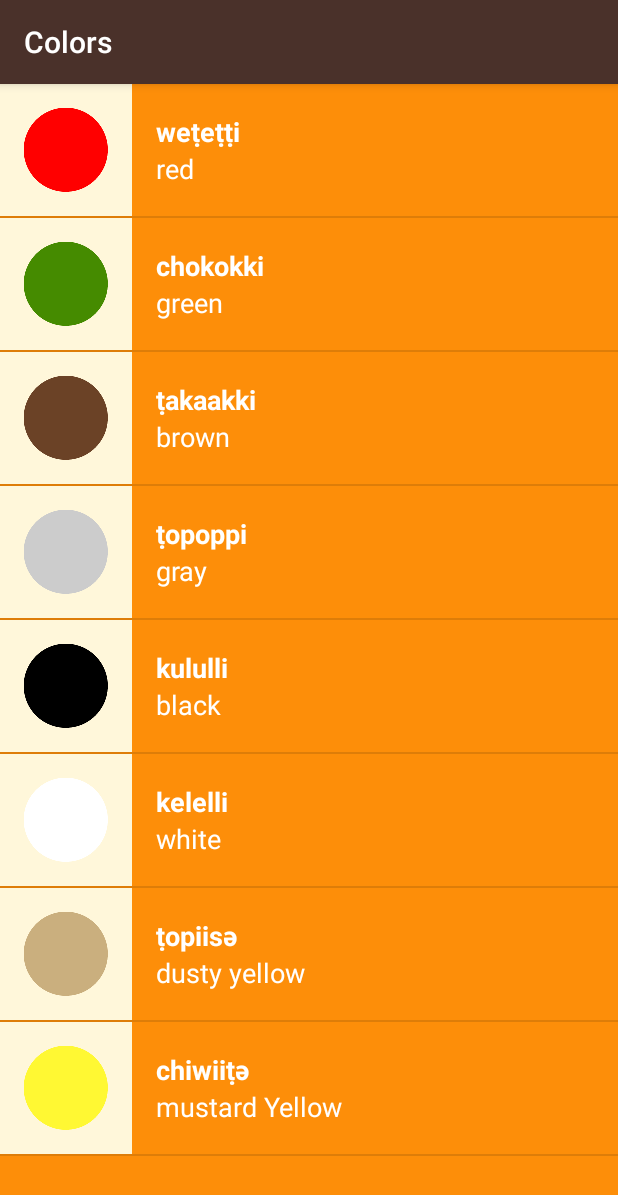
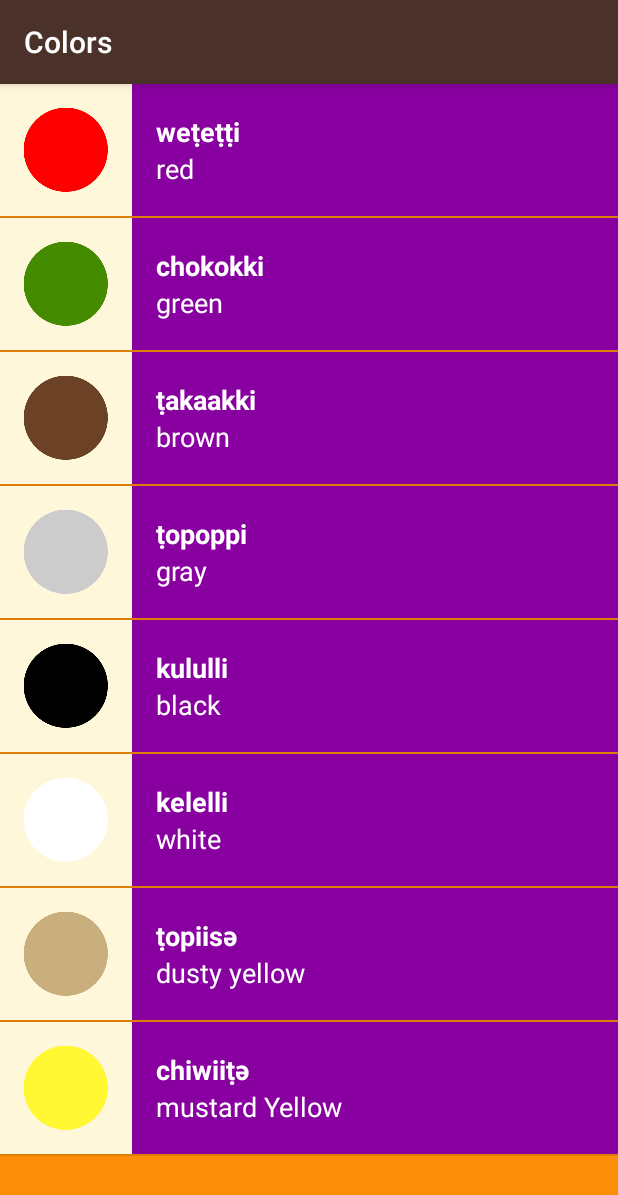
Before and after one commit to bibekthapa/MIWOK, an Android app: the ColorsActivity screen opened directly, with no data from a screen before it, on a phone screen of 412 x 824 dp. Shown: the top 1195 px of the screen. Run offline under Robolectric (Android 15) with nearby library versions, the phone set to English and light mode, and no system bars.

Commit message:
Assigned the color for each activity in word Adapter

```diff
--- a/app/src/main/java/com/example/android/miwok/ColorsActivity.java
+++ b/app/src/main/java/com/example/android/miwok/ColorsActivity.java
@@ -22,7 +22,7 @@ public class ColorsActivity extends AppCompatActivity {
         words.add(new Word("dusty yellow","ṭopiisә",R.drawable.color_dusty_yellow));
         words.add(new Word("mustard Yellow","chiwiiṭә",R.drawable.color_mustard_yellow));
 
-        WordAdapter wordAdapter=new WordAdapter(this,words);
+        WordAdapter wordAdapter=new WordAdapter(this,words,R.color.category_colors);
         ListView listView=(ListView)findViewById(R.id.list);
         listView.setAdapter(wordAdapter);
 
--- a/app/src/main/java/com/example/android/miwok/FamilyActivity.java
+++ b/app/src/main/java/com/example/android/miwok/FamilyActivity.java
@@ -24,7 +24,7 @@ public class FamilyActivity extends AppCompatActivity {
         words.add(new Word("grandmother","ama",R.drawable.family_grandmother));
         words.add(new Word("grandfather","paapa",R.drawable.family_grandfather));
 
-        WordAdapter wordAdapterFamily=new WordAdapter(this,words);
+        WordAdapter wordAdapterFamily=new WordAdapter(this,words,R.color.category_family);
         ListView listView=(ListView)findViewById(R.id.list);
         listView.setAdapter(wordAdapterFamily);
 
--- a/app/src/main/java/com/example/android/miwok/NumbersActivity.java
+++ b/app/src/main/java/com/example/android/miwok/NumbersActivity.java
@@ -32,7 +32,7 @@ public class NumbersActivity extends AppCompatActivity {
         words.add(new Word("nine", "wo’e",R.drawable.number_nine));
         words.add(new Word("ten", "na’aacha",R.drawable.number_ten));
 
-      WordAdapter adapter=new WordAdapter(this,words);
+      WordAdapter adapter=new WordAdapter(this,words,R.color.category_numbers);
         ListView listView=(ListView)findViewById(R.id.list);
         listView.setAdapter(adapter);
 
--- a/app/src/main/java/com/example/android/miwok/PhrasesActivity.java
+++ b/app/src/main/java/com/example/android/miwok/PhrasesActivity.java
@@ -24,7 +24,7 @@ public class PhrasesActivity extends AppCompatActivity {
         words.add(new Word("Let's go","yoowutis"));
         words.add(new Word("Come here","әnni'nem"));
 
-        WordAdapter wordAdapterPhrases=new WordAdapter(this,words);
+        WordAdapter wordAdapterPhrases=new WordAdapter(this,words,R.color.category_phrases);
         ListView listView= (ListView) findViewById(R.id.list);
         listView.setAdapter(wordAdapterPhrases);
 
--- a/app/src/main/java/com/example/android/miwok/WordAdapter.java
+++ b/app/src/main/java/com/example/android/miwok/WordAdapter.java
@@ -1,6 +1,7 @@
 package com.example.android.miwok;
 
 import android.content.Context;
+import android.support.v4.content.ContextCompat;
 import android.view.LayoutInflater;
 import android.view.View;
 import android.view.ViewGroup;
@@ -13,45 +14,51 @@ import java.util.ArrayList;
 /**
  * Created by HOME on 9/17/2016.
  */
-public class WordAdapter extends ArrayAdapter<Word>{
+public class WordAdapter extends ArrayAdapter<Word> {
+    private int mColorResourceId;
 
+    public WordAdapter(Context context, ArrayList<Word> words, int colorResourceId) {
+        super(context, 0, words); //0 in middle because the getView will work for us and we donot need resources from ArrayAdapter
+        mColorResourceId=colorResourceId;
+    }
 
-    public WordAdapter(Context context, ArrayList<Word> words) {
-        super(context,0,words); //0 in middle because the getView will work for us and we donot need resources from ArrayAdapter
-
-    }
-//convertView is known as recyclable view
+    //convertView is known as recyclable view
     @Override
     public View getView(int position, View convertView, ViewGroup parent) {
-        Word currentword=getItem(position);
-        View listItemView=convertView;
+        Word currentword = getItem(position);
+        View listItemView = convertView;
 
-        if(listItemView==null)
-        {
-                listItemView= LayoutInflater.from(getContext()).inflate(R.layout.list_item_madelist,parent,false);
+        if (listItemView == null) {
+            listItemView = LayoutInflater.from(getContext()).inflate(R.layout.list_item_madelist, parent, false);
 
 
         }
 
 
-        TextView defaultTextView=(TextView)listItemView.findViewById(R.id.default_text_view);
+        TextView defaultTextView = (TextView) listItemView.findViewById(R.id.default_text_view);
         defaultTextView.setText(currentword.getDefaultTranslation());
 
-        TextView miwokTextView=(TextView)listItemView.findViewById(R.id.miwok_text_view);
+        TextView miwokTextView = (TextView) listItemView.findViewById(R.id.miwok_text_view);
         miwokTextView.setText(currentword.getMiwokTranslation());
 
-        ImageView imageView=(ImageView)listItemView.findViewById(R.id.image1);
+        ImageView imageView = (ImageView) listItemView.findViewById(R.id.image1);
         //imageView.setImageResource(currentword.getImageResourceId());  // i was forgeeting to associate with currentword; only used getImageResourceId
         // Check if an image is provided for this word or not
         if (currentword.hasImage()) {
             // If an image is available, display the provided image based on the resource ID
             imageView.setImageResource(currentword.getImageResourceId());
             // Make sure the view is visible
-          //  imageView.setVisibility(View.VISIBLE);
+            //  imageView.setVisibility(View.VISIBLE);
         } else {
             // Otherwise hide the ImageView (set visibility to GONE)
             imageView.setVisibility(View.GONE);
         }
+// Set the theme color for the list item
+        View textContainer = listItemView.findViewById(R.id.text_container);
+        // Find the color that the resource ID maps to
+        int color = ContextCompat.getColor(getContext(), mColorResourceId);
+        // Set the background color of the text container View
+        textContainer.setBackgroundColor(color);
 
 
         return listItemView;
--- a/app/src/main/res/layout/list_item_madelist.xml
+++ b/app/src/main/res/layout/list_item_madelist.xml
@@ -15,11 +15,12 @@
         />
 
 <LinearLayout
+    android:id="@+id/text_container"
     android:layout_width="match_parent"
     android:layout_height="88dp"
     android:orientation="vertical"
     android:paddingLeft="16dp"
-    android:background="@color/category_numbers">
+   >
     <TextView
         android:id="@+id/miwok_text_view"
         android:layout_width="match_parent"
```
